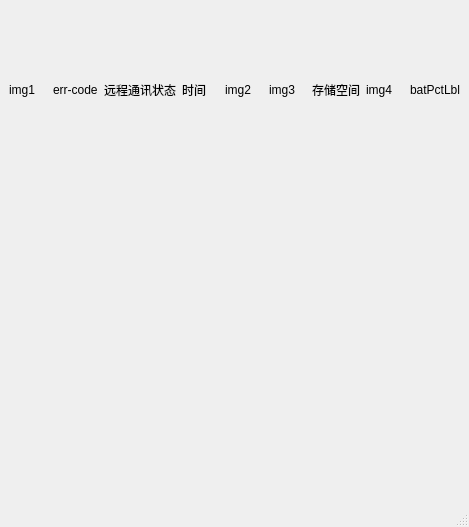
First picture: the form in mainwindow.ui, repository curious-heart/x-data-scanner, before the edit.
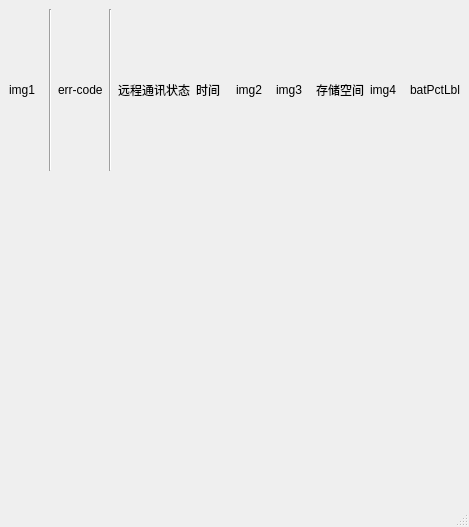
Second picture: the form after the edit.

Commit message: Finish display-img-per-line-on-scaned.

The edit to the form file:
```diff
--- a/mainwindow.ui
+++ b/mainwindow.ui
@@ -25,14 +25,28 @@
        </widget>
       </item>
       <item>
-       <widget class="QLabel" name="comStCodeLbl">
+       <widget class="Line" name="line">
+        <property name="orientation">
+         <enum>Qt::Vertical</enum>
+        </property>
+       </widget>
+      </item>
+      <item>
+       <widget class="QLabel" name="hvConnLbl">
         <property name="text">
          <string>err-code</string>
         </property>
        </widget>
       </item>
       <item>
-       <widget class="QLabel" name="comStLbl">
+       <widget class="Line" name="line_2">
+        <property name="orientation">
+         <enum>Qt::Vertical</enum>
+        </property>
+       </widget>
+      </item>
+      <item>
+       <widget class="QLabel" name="rmtConnLbl">
         <property name="text">
          <string>远程通讯状态</string>
         </property>
```
Left out of the diff: 4 changed lines with no effect on the pictures. The commit also changes 14 other files.
